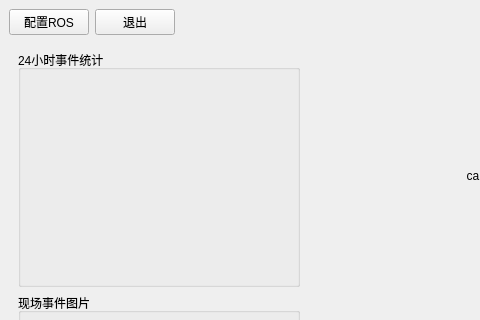
First picture: the form in ui/main_window.ui, repository NovemberChopin/TrafficMonitor, before the edit; both pictures show x 0 to 480 and y 0 to 320 of the 1317 by 791 pixel window.
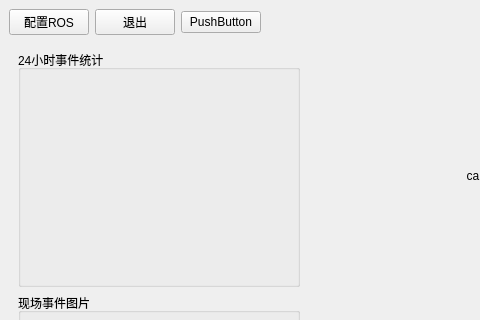
Second picture: the form after the edit. Icons and pictures are not drawn.

Patch:
```diff
--- a/ui/main_window.ui
+++ b/ui/main_window.ui
@@ -72,6 +72,13 @@
             </property>
            </widget>
           </item>
+          <item>
+           <widget class="QPushButton" name="btn_test">
+            <property name="text">
+             <string>PushButton</string>
+            </property>
+           </widget>
+          </item>
           <item>
            <spacer name="horizontalSpacer_2">
             <property name="orientation">
```
